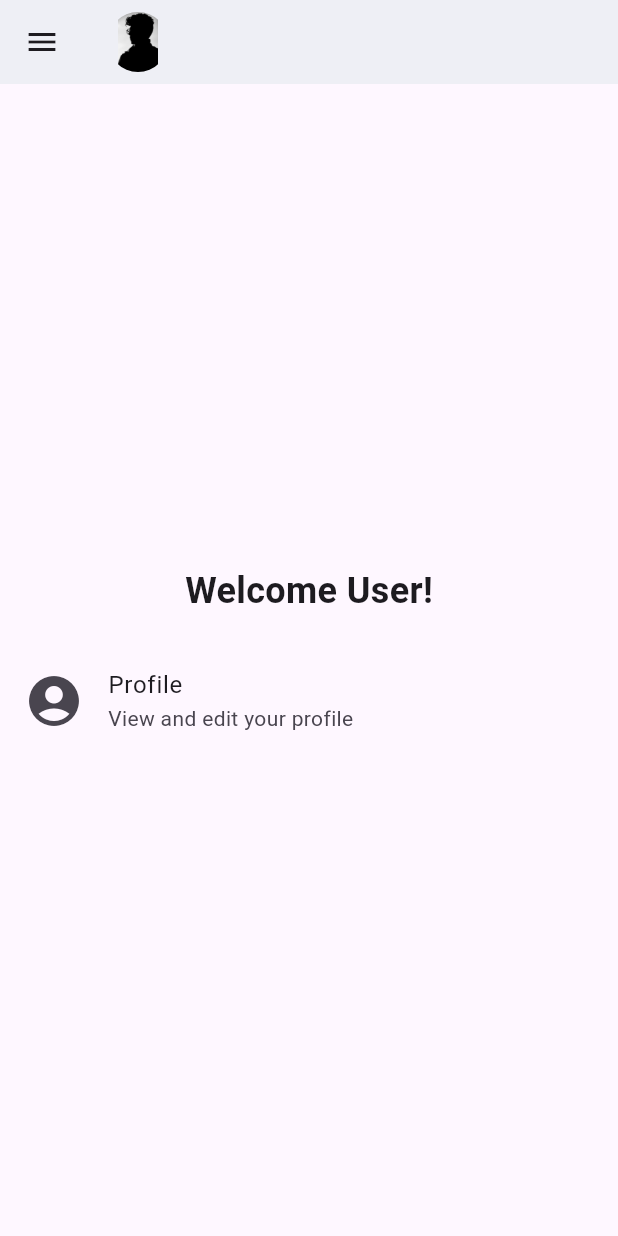
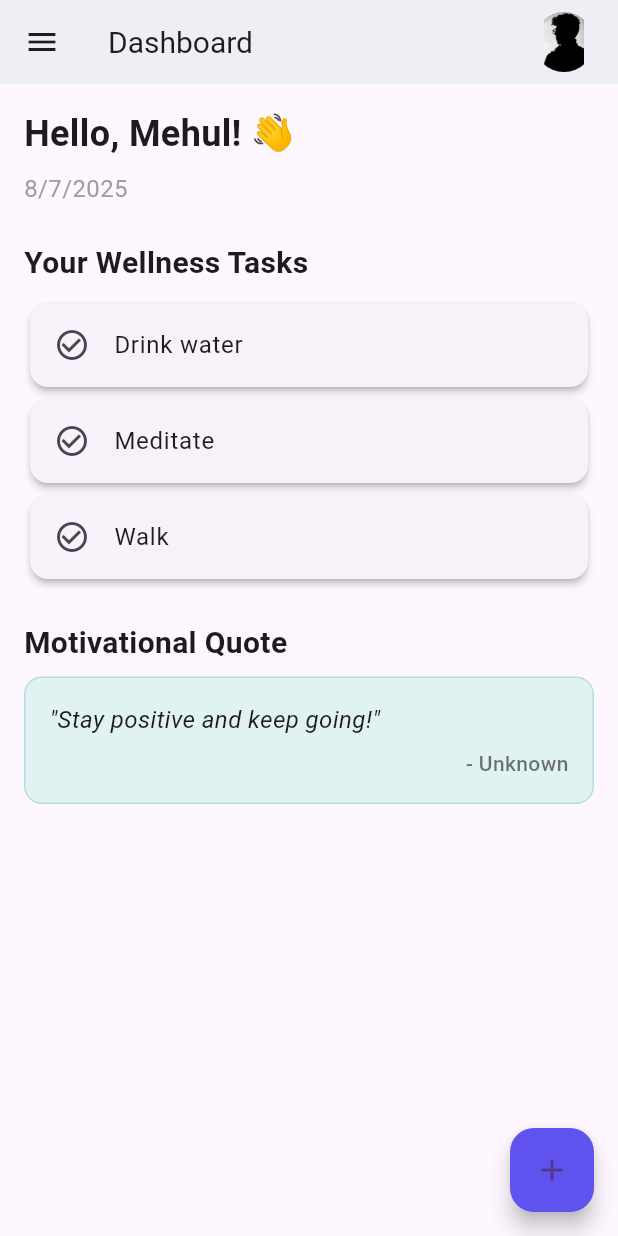
Before and after one commit to mehulsingh010/DailyWellnessApp, a Flutter app: the DashboardScreen screen opened by its route, on a phone screen of 412 x 824 dp. Run offline on Flutter 3.47's test engine with Material 3 defaults, Android fonts, the phone set to English and light mode, and no system bars; network calls fail.

Commit message:
task list created

```diff
--- /dev/null
+++ b/lib/models/quote.dart
@@ -0,0 +1,6 @@
+class Quote {
+  final String body;
+  final String author;
+
+  Quote({required this.body, required this.author});
+}
--- a/lib/screens/dashboard.dart
+++ b/lib/screens/dashboard.dart
@@ -1,5 +1,8 @@
 import 'package:dailywellness_app/constants/colors.dart';
+import 'package:dailywellness_app/models/quote.dart';
 import 'package:flutter/material.dart';
+import 'package:http/http.dart' as http;
+import 'dart:convert';
 
 class DashboardScreen extends StatefulWidget {
   const DashboardScreen({super.key});
@@ -9,8 +12,187 @@ class DashboardScreen extends StatefulWidget {
 }
 
 class _DashboardScreenState extends State<DashboardScreen> {
+  List<String> tasks = ['Drink water', 'Meditate', 'Walk'];
+  late Future<Quote> quoteFuture;
+
+  @override
+  void initState() {
+    super.initState();
+    quoteFuture = fetchQuote();
+  }
+
+  static Future<Quote> fetchQuote() async {
+    try {
+      final url = Uri.parse("https://favqs.com/api/qotd");
+      final response = await http
+          .get(
+            url,
+            headers: {
+              'Content-Type': 'application/json',
+              'Accept': 'application/json',
+            },
+          )
+          .timeout(const Duration(seconds: 10));
+
+      if (response.statusCode == 200) {
+        final data = json.decode(response.body);
+        return Quote(
+          body: data['quote']['body'] ?? 'Stay positive and keep going!',
+          author: data['quote']['author'] ?? 'Unknown',
+        );
+      } else {
+        throw Exception('HTTP Error: ${response.statusCode}');
+      }
+    } catch (e) {
+      print('Error fetching quote: $e');
+      // Always return a fallback Quote if an error occurs
+      return Quote(body: 'Stay positive and keep going!', author: 'Unknown');
+    }
+  }
+
+  void addCustomTask() {
+    TextEditingController controller = TextEditingController();
+    showDialog(
+      context: context,
+      builder: (context) => AlertDialog(
+        title: const Text('Add Activity'),
+        content: TextField(
+          controller: controller,
+          decoration: const InputDecoration(hintText: 'Enter activity'),
+        ),
+        actions: [
+          TextButton(
+            onPressed: () {
+              Navigator.pop(context);
+            },
+            child: const Text('Cancel'),
+          ),
+          ElevatedButton(
+            onPressed: () {
+              if (controller.text.trim().isNotEmpty) {
+                setState(() {
+                  tasks.add(controller.text.trim());
+                });
+                Navigator.pop(context);
+              }
+            },
+            child: const Text('Add'),
+          ),
+        ],
+      ),
+    );
+  }
+
+  AppBar _buildAppBar() {
+    return AppBar(
+      elevation: 0,
+      backgroundColor: tdBGColor,
+      title: Row(
+        mainAxisAlignment: MainAxisAlignment.spaceBetween,
+        children: [
+          const Text('Dashboard', style: TextStyle(fontSize: 20)),
+          SizedBox(
+            height: 40,
+            width: 40,
+            child: ClipRRect(
+              borderRadius: BorderRadius.circular(20),
+              child: Image.asset('assets/images/avatar.jpg'),
+            ),
+          ),
+        ],
+      ),
+    );
+  }
+
+  Widget _buildQuoteSection() {
+    return Column(
+      crossAxisAlignment: CrossAxisAlignment.start,
+      children: [
+        const Text(
+          'Motivational Quote',
+          style: TextStyle(fontSize: 20, fontWeight: FontWeight.w600),
+        ),
+        const SizedBox(height: 8),
+        Container(
+          width: double.infinity,
+          padding: const EdgeInsets.all(16),
+          decoration: BoxDecoration(
+            color: Colors.teal[50],
+            borderRadius: BorderRadius.circular(12),
+            border: Border.all(color: Colors.teal.withOpacity(0.2)),
+          ),
+          child: FutureBuilder<Quote>(
+            future: quoteFuture,
+            builder: (context, snapshot) {
+              if (snapshot.connectionState == ConnectionState.waiting) {
+                return const Center(
+                  child: Padding(
+                    padding: EdgeInsets.all(16.0),
+                    child: CircularProgressIndicator(),
+                  ),
+                );
+              } else if (snapshot.hasError) {
+                return Column(
+                  children: [
+                    const Icon(Icons.error_outline, color: Colors.red),
+                    const SizedBox(height: 8),
+                    Text(
+                      "Could not load quote: ${snapshot.error}",
+                      style: const TextStyle(color: Colors.red),
+                      textAlign: TextAlign.center,
+                    ),
+                    const SizedBox(height: 8),
+                    ElevatedButton(
+                      onPressed: () {
+                        setState(() {
+                          quoteFuture = fetchQuote();
+                        });
+                      },
+                      child: const Text('Retry'),
+                    ),
+                  ],
+                );
+              } else if (!snapshot.hasData) {
+                return const Text("No quote available.");
+              } else {
+                final quote = snapshot.data!;
+                return Column(
+                  crossAxisAlignment: CrossAxisAlignment.start,
+                  children: [
+                    Text(
+                      '"${quote.body}"',
+                      style: const TextStyle(
+                        fontStyle: FontStyle.italic,
+                        fontSize: 16,
+                      ),
+                    ),
+                    const SizedBox(height: 8),
+                    Align(
+                      alignment: Alignment.centerRight,
+                      child: Text(
+                        '- ${quote.author}',
+                        style: const TextStyle(
+                          fontSize: 14,
+                          color: Colors.black54,
+                          fontWeight: FontWeight.w500,
+                        ),
+                      ),
+                    ),
+                  ],
+                );
+              }
+            },
+          ),
+        ),
+      ],
+    );
+  }
+
   @override
   Widget build(BuildContext context) {
+    final String formattedDate =
+        "${DateTime.now().day}/${DateTime.now().month}/${DateTime.now().year}";
+
     return Scaffold(
       appBar: _buildAppBar(),
       drawer: Drawer(
@@ -26,7 +208,6 @@ class _DashboardScreenState extends State<DashboardScreen> {
                 Navigator.pushNamedAndRemoveUntil(
                   context,
                   '/login',
-                  // not to keep the dashboard in the navigation stack
                   (route) => false,
                 );
               },
@@ -34,46 +215,47 @@ class _DashboardScreenState extends State<DashboardScreen> {
           ],
         ),
       ),
-      body: Center(
-        child: Column(
-          mainAxisAlignment: MainAxisAlignment.center,
+      body: Padding(
+        padding: const EdgeInsets.all(16.0),
+        child: ListView(
           children: [
+            Text(
+              'Hello, Mehul! 👋',
+              style: const TextStyle(fontSize: 24, fontWeight: FontWeight.bold),
+            ),
+            const SizedBox(height: 8),
+            Text(
+              formattedDate,
+              style: const TextStyle(fontSize: 16, color: Colors.grey),
+            ),
+            const SizedBox(height: 24),
             const Text(
-              'Welcome User!',
-              style: TextStyle(fontSize: 24, fontWeight: FontWeight.bold),
+              'Your Wellness Tasks',
+              style: TextStyle(fontSize: 20, fontWeight: FontWeight.w600),
             ),
-            const SizedBox(height: 20),
-            ListTile(
-              leading: const Icon(Icons.account_circle, size: 40),
-              title: const Text('Profile'),
-              subtitle: const Text('View and edit your profile'),
-              onTap: () {
-                // Navigate to profile screen
-                Navigator.pushNamed(context, '/profile');
-              },
+            const SizedBox(height: 8),
+            ...tasks.map(
+              (task) => Card(
+                elevation: 2,
+                shape: RoundedRectangleBorder(
+                  borderRadius: BorderRadius.circular(12),
+                ),
+                child: ListTile(
+                  leading: const Icon(Icons.check_circle_outline),
+                  title: Text(task),
+                ),
+              ),
             ),
+            const SizedBox(height: 24),
+            _buildQuoteSection(),
           ],
         ),
       ),
-    );
-  }
-
-  AppBar _buildAppBar() {
-    return AppBar(
-      elevation: 0,
-      backgroundColor: tdBGColor,
-      title: Row(
-        mainAxisAlignment: MainAxisAlignment.spaceBetween,
-        children: [
-          SizedBox(
-            height: 40,
-            width: 40,
-            child: ClipRRect(
-              borderRadius: BorderRadius.circular(20),
-              child: Image.asset('assets/images/avatar.jpg'),
-            ),
-          ),
-        ],
+      floatingActionButton: FloatingActionButton(
+        backgroundColor: tdBlue,
+        onPressed: addCustomTask,
+        tooltip: 'Add Activity',
+        child: const Icon(Icons.add),
       ),
     );
   }
--- a/pubspec.yaml
+++ b/pubspec.yaml
@@ -34,6 +34,7 @@ dependencies:
   # The following adds the Cupertino Icons font to your application.
   # Use with the CupertinoIcons class for iOS style icons.
   cupertino_icons: ^1.0.8
+  http: ^1.4.0
 
 dev_dependencies:
   flutter_test:
```
Also changed, not shown: pubspec.lock.
